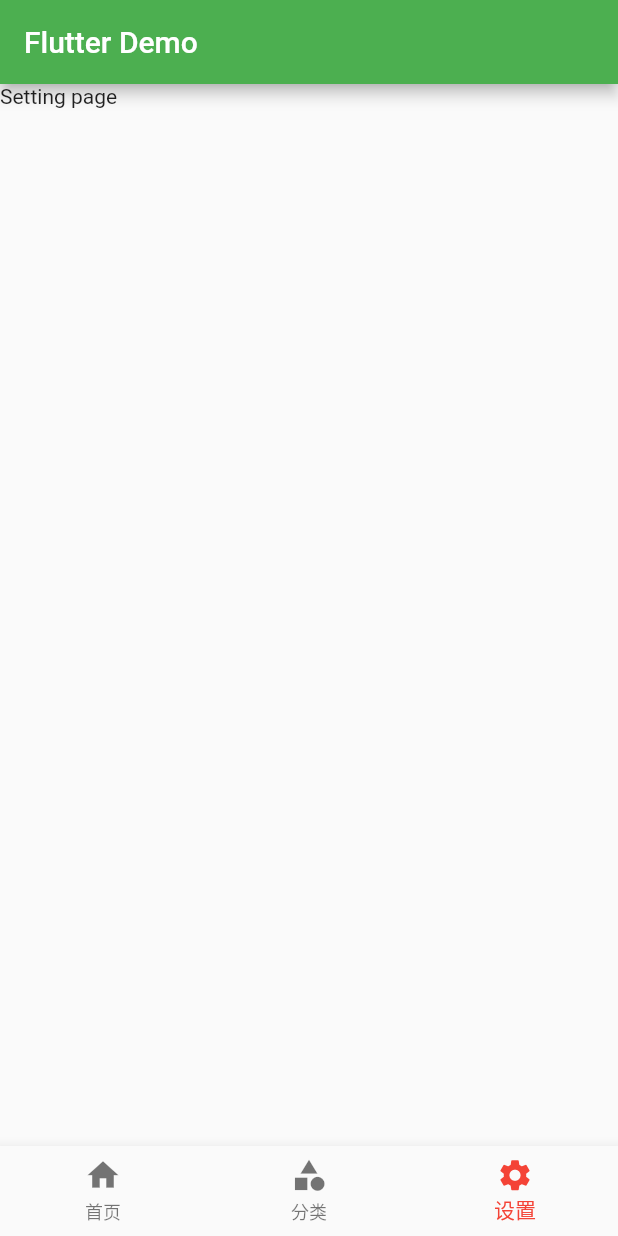
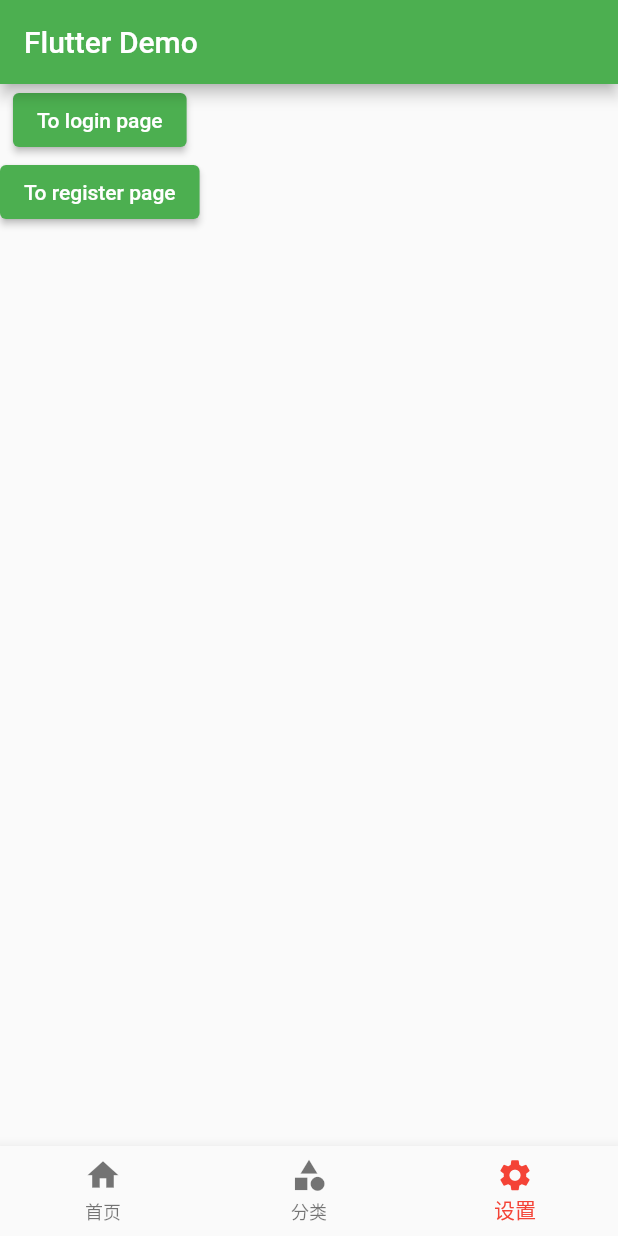
Before and after one commit to SUNZHIYUAN0102/Learning-Flutter, a Flutter app: the screen it shows after launch, item 3 of the bottom bar chosen, on a phone screen of 412 x 824 dp. Run offline on Flutter 3.47's test engine with Material 2 defaults, Android fonts, the phone set to English and light mode, and no system bars.

Commit message:
完成路由替换

```diff
--- a/lib/pages/tabs/setting.dart
+++ b/lib/pages/tabs/setting.dart
@@ -10,6 +10,21 @@ class SettingPage extends StatefulWidget {
 class _SettingPageState extends State<SettingPage> {
   @override
   Widget build(BuildContext context) {
-    return Text("Setting page");
+    return Column(
+      children: [
+        ElevatedButton(
+          onPressed: () {
+            Navigator.pushNamed(context, "/login");
+          },
+          child: Text("To login page"),
+        ),
+        ElevatedButton(
+          onPressed: () {
+            Navigator.pushNamed(context, "/registerFirst");
+          },
+          child: Text("To register page"),
+        )
+      ],
+    );
   }
 }
--- a/lib/pages/tabs/tabs.dart
+++ b/lib/pages/tabs/tabs.dart
@@ -4,14 +4,16 @@ import './category.dart';
 import './setting.dart';
 
 class Tabs extends StatefulWidget {
-  const Tabs({super.key});
-
+  int currentIndex;
+  Tabs({super.key, this.currentIndex = 0});
   @override
-  State<Tabs> createState() => _TabsState();
+  State<Tabs> createState() => _TabsState(currentIndex);
 }
 
 class _TabsState extends State<Tabs> {
-  int currentIndex = 0;
+  int currentIndex;
+  _TabsState(this.currentIndex);
+
   List pageList = [HomePage(), CategoryPage(), SettingPage()];
 
   @override
--- a/lib/routes/routes.dart
+++ b/lib/routes/routes.dart
@@ -4,6 +4,10 @@ import '../pages/search.dart';
 import '../pages/tabs/tabs.dart';
 import '../pages/product.dart';
 import '../pages/productInfo.dart';
+import '../pages/User/login.dart';
+import '../pages/User/registerFirst.dart';
+import '../pages/User/registerSecond.dart';
+import '../pages/User/registerThird.dart';
 
 final routes = {
   "/": (context) => Tabs(),
@@ -15,6 +19,10 @@ final routes = {
   "/productInfo": (context, {arguments}) => ProductInfo(
         arguments: arguments,
       ),
+  "/login": (context) => LoginPage(),
+  "/registerFirst": (context) => RegisterFirstPage(),
+  "/registerSecond": (context) => RegisterSecondPage(),
+  "/registerThird": (context) => RegisterThirdPage(),
 };
 
 var onGenerateRoute = (RouteSettings settings) {
```
Also changed, not shown: lib/pages/User/login.dart (added, +34 -0 lines), lib/pages/User/registerFirst.dart (added, +38 -0 lines), lib/pages/User/registerSecond.dart (added, +32 -0 lines), lib/pages/User/registerThird.dart (added, +41 -0 lines).
